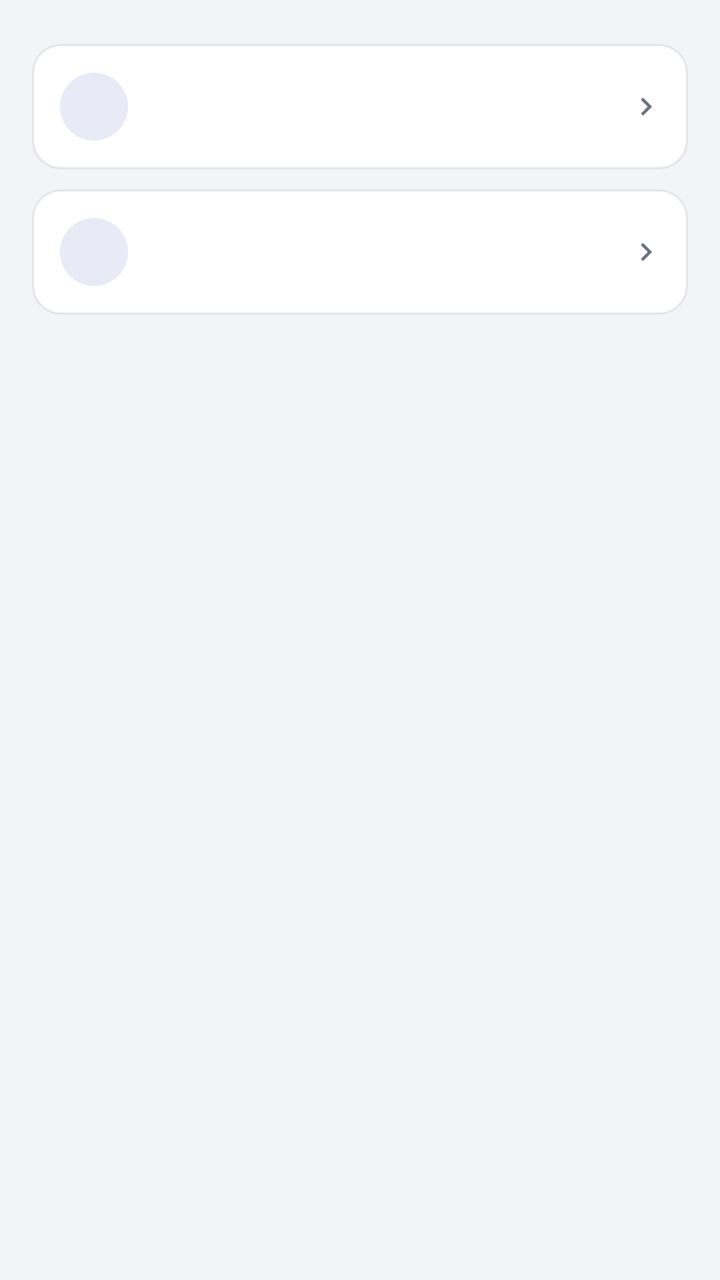
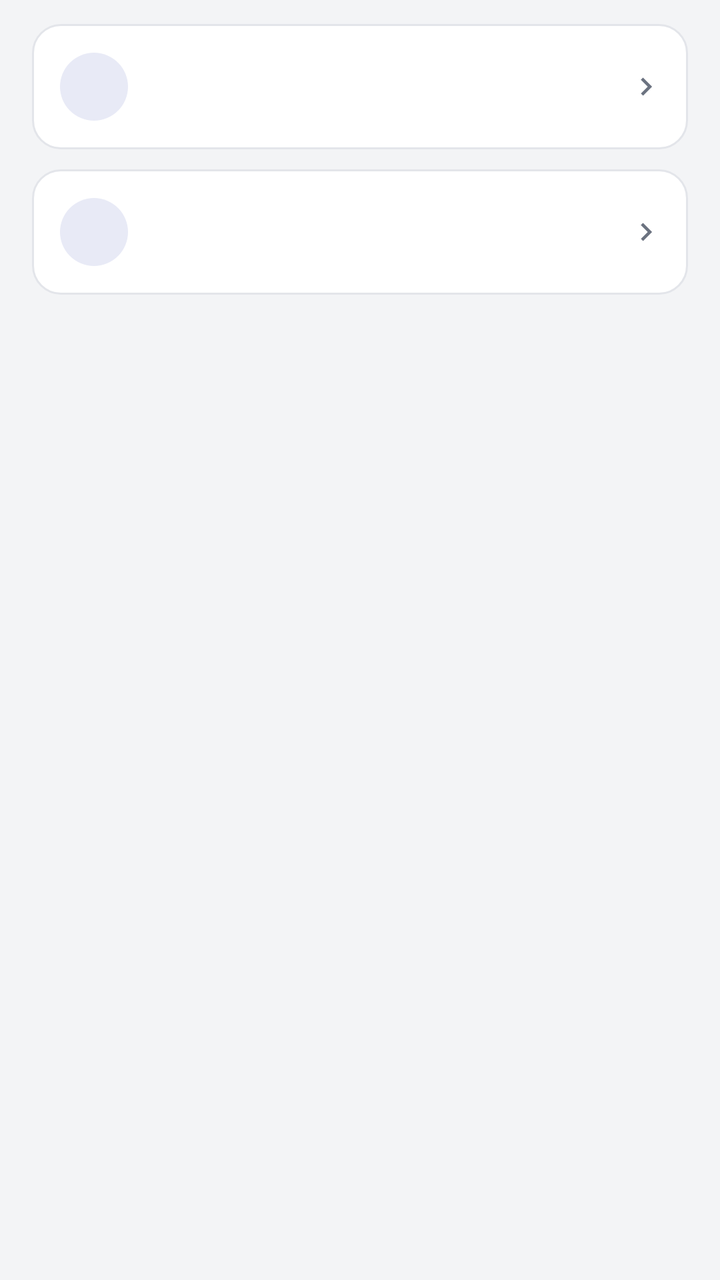

Screens rendered from an Android XML layout before and after an edit, with the pre-edit source and the edit as a unified diff.
<!-- AndroidManifest.xml: activity theme AppTheme -->
<!-- res/layout/activity_plugins.xml -->
<?xml version="1.0" encoding="utf-8"?>
<LinearLayout xmlns:android="http://schemas.android.com/apk/res/android"
    android:id="@+id/root"
    android:layout_width="match_parent"
    android:layout_height="match_parent"
    android:orientation="vertical"
    android:background="@color/bg">

    <ScrollView
        android:id="@+id/plugins_scroll"
        android:layout_width="match_parent"
        android:layout_height="match_parent"
        android:scrollbarStyle="outsideOverlay">

        <LinearLayout
            android:id="@+id/plugins_body"
            android:layout_width="match_parent"
            android:layout_height="wrap_content"
            android:orientation="vertical"
            android:paddingStart="@dimen/page_pad"
            android:paddingEnd="@dimen/page_pad"
            android:paddingTop="12dp"
            android:paddingBottom="24dp">

            
            <LinearLayout
                android:id="@+id/plugins_dynamic"
                android:layout_width="match_parent"
                android:layout_height="wrap_content"
                android:orientation="vertical" />

            
            <LinearLayout
                android:id="@+id/plugins_install_card"
                android:layout_width="match_parent"
                android:layout_height="wrap_content"
                android:layout_marginTop="@dimen/card_gap"
                android:background="@drawable/card_bg"
                android:orientation="vertical">

                <include
                    android:id="@+id/row_plugin_install"
                    layout="@layout/row_action"
                    android:layout_width="match_parent"
                    android:layout_height="wrap_content" />
            </LinearLayout>

            
            <LinearLayout
                android:id="@+id/plugins_restart_card"
                android:layout_width="match_parent"
                android:layout_height="wrap_content"
                android:layout_marginTop="@dimen/card_gap"
                android:background="@drawable/card_bg"
                android:orientation="vertical">

                <include
                    android:id="@+id/row_plugin_restart"
                    layout="@layout/row_action"
                    android:layout_width="match_parent"
                    android:layout_height="wrap_content" />
            </LinearLayout>
        </LinearLayout>
    </ScrollView>
</LinearLayout>
<!-- res/layout/row_action.xml (included above) -->
<?xml version="1.0" encoding="utf-8"?>
<LinearLayout xmlns:android="http://schemas.android.com/apk/res/android"
    android:layout_width="match_parent"
    android:layout_height="wrap_content"
    android:orientation="horizontal"
    android:gravity="center_vertical"
    android:background="?android:attr/selectableItemBackground"
    android:clickable="true"
    android:focusable="false"
    android:paddingStart="14dp"
    android:paddingEnd="12dp"
    android:paddingTop="12dp"
    android:paddingBottom="12dp">

    <FrameLayout
        android:layout_width="@dimen/row_icon_box"
        android:layout_height="@dimen/row_icon_box"
        android:background="@drawable/icon_circle">

        <ImageView
            android:id="@+id/act_icon"
            android:layout_width="@dimen/row_icon"
            android:layout_height="@dimen/row_icon"
            android:layout_gravity="center"
            android:tint="@color/accent" />
    </FrameLayout>

    <LinearLayout
        android:layout_width="0dp"
        android:layout_height="wrap_content"
        android:layout_weight="1"
        android:layout_marginStart="14dp"
        android:orientation="vertical">

        <TextView
            android:id="@+id/act_title"
            android:layout_width="match_parent"
            android:layout_height="wrap_content"
            android:singleLine="true"
            android:ellipsize="end"
            android:textSize="15sp"
            android:textColor="@color/fg" />

        <TextView
            android:id="@+id/act_sub"
            android:layout_width="match_parent"
            android:layout_height="wrap_content"
            android:paddingTop="2dp"
            android:textSize="12sp"
            android:textColor="@color/fg_muted" />
    </LinearLayout>

    <ImageView
        android:layout_width="@dimen/row_chevron"
        android:layout_height="@dimen/row_chevron"
        android:layout_marginStart="8dp"
        android:src="@drawable/ic_chevron"
        android:tint="@color/fg_muted" />
</LinearLayout>
<!-- resources referenced by this layout -->
<resources>
  <color name="accent">#FF3F51B5</color>
  <color name="bg">#FFF3F4F6</color>
  <color name="fg">#FF1A1C1E</color>
  <color name="fg_muted">#FF6B7280</color>
  <dimen name="card_gap">10dp</dimen>
  <dimen name="page_pad">16dp</dimen>
  <dimen name="row_chevron">18dp</dimen>
  <dimen name="row_icon">22dp</dimen>
  <dimen name="row_icon_box">34dp</dimen>
  <!-- drawable card_bg (drawable) -->
  <?xml version="1.0" encoding="utf-8"?>
  <shape xmlns:android="http://schemas.android.com/apk/res/android"
      android:shape="rectangle">
      <solid android:color="@color/card" />
      <corners android:radius="14dp" />
      <stroke android:width="1dp" android:color="@color/card_stroke" />
  </shape>
  <!-- drawable ic_chevron (drawable) -->
  <?xml version="1.0" encoding="utf-8"?>
  <vector xmlns:android="http://schemas.android.com/apk/res/android"
      android:width="24dp"
      android:height="24dp"
      android:viewportWidth="24"
      android:viewportHeight="24">
      <path
          android:fillColor="@color/icon_tint"
          android:pathData="M10,6L8.59,7.41 13.17,12l-4.58,4.59L10,18l6,-6z" />
  </vector>
  <!-- drawable icon_circle (drawable) -->
  <?xml version="1.0" encoding="utf-8"?>
  <shape xmlns:android="http://schemas.android.com/apk/res/android"
      android:shape="oval">
      <solid android:color="@color/accent_soft" />
  </shape>
  <color name="card">#FFFFFFFF</color>
  <color name="card_stroke">#FFE3E5EA</color>
  <color name="icon_tint">#FF5F6368</color>
  <color name="accent_soft">#FFE8EAF6</color>
  <color name="appbar">#FF3F51B5</color>
  <color name="statusbar">#FF303F9F</color>
  <style name="AppBarStyle" parent="android:Widget.Material.ActionBar.Solid">
          <item name="android:background">@color/appbar</item>
          
          <item name="android:elevation">0dp</item>
          
          <item name="android:contentInsetStart">16dp</item>
          <item name="android:titleTextStyle">@style/AppBarTitle</item>
      </style>
  <style name="AppDialogTheme" parent="android:Theme.Material.Light.Dialog.Alert">
          <item name="android:windowBackground">@drawable/dlg_bg</item>
          <item name="android:colorAccent">@color/accent</item>
          <item name="android:textColorPrimary">@color/fg</item>
          <item name="android:textColorSecondary">@color/fg_muted</item>
          <item name="android:colorControlNormal">@color/fg_muted</item>
      </style>
  <style name="AppOverflowMenu" parent="@android:style/Widget.Material.PopupMenu.Overflow">
          <item name="android:popupBackground">@drawable/popup_bg</item>
          
          <item name="android:overlapAnchor">false</item>
          <item name="android:dropDownVerticalOffset">4dp</item>
          
          <item name="android:popupElevation">8dp</item>
      </style>
  <style name="AppBarTitle" parent="android:TextAppearance.Material.Widget.ActionBar.Title">
          <item name="android:textColor">@color/on_appbar</item>
          <item name="android:textSize">20sp</item>
          <item name="android:fontFamily">sans-serif-medium</item>
      </style>
  <!-- drawable dlg_bg (drawable) -->
  <?xml version="1.0" encoding="utf-8"?>
  <inset xmlns:android="http://schemas.android.com/apk/res/android"
      android:inset="16dp">
      <shape android:shape="rectangle">
          <solid android:color="@color/card" />
          <corners android:radius="14dp" />
          <stroke android:width="1dp" android:color="@color/card_stroke" />
      </shape>
  </inset>
  <!-- drawable popup_bg (drawable) -->
  <?xml version="1.0" encoding="utf-8"?>
  <shape xmlns:android="http://schemas.android.com/apk/res/android"
      android:shape="rectangle">
      <solid android:color="@color/popup" />
      <corners android:radius="14dp" />
      <stroke android:width="1dp" android:color="@color/popup_stroke" />
  </shape>
  <color name="on_appbar">#FFFFFFFF</color>
  <color name="popup">#FFFFFFFF</color>
  <color name="popup_stroke">#FFD8DCE4</color>
  <!-- unchanged entries left out for length: 1 -->
</resources>

<!-- the commit's change to res/layout/activity_plugins.xml (unified diff, before → after) -->
@@ -24,7 +24,7 @@
 
             
             <LinearLayout
-                android:id="@+id/plugins_dynamic"
+                android:id="@+id/plugins_skip"
                 android:layout_width="match_parent"
                 android:layout_height="wrap_content"
                 android:orientation="vertical" />
@@ -34,7 +34,6 @@
                 android:id="@+id/plugins_install_card"
                 android:layout_width="match_parent"
                 android:layout_height="wrap_content"
-                android:layout_marginTop="@dimen/card_gap"
                 android:background="@drawable/card_bg"
                 android:orientation="vertical">
 
@@ -60,6 +59,14 @@
                     android:layout_width="match_parent"
                     android:layout_height="wrap_content" />
             </LinearLayout>
+
+            
+            <LinearLayout
+                android:id="@+id/plugins_dynamic"
+                android:layout_width="match_parent"
+                android:layout_height="wrap_content"
+                android:layout_marginTop="18dp"
+                android:orientation="vertical" />
         </LinearLayout>
     </ScrollView>
 </LinearLayout>
